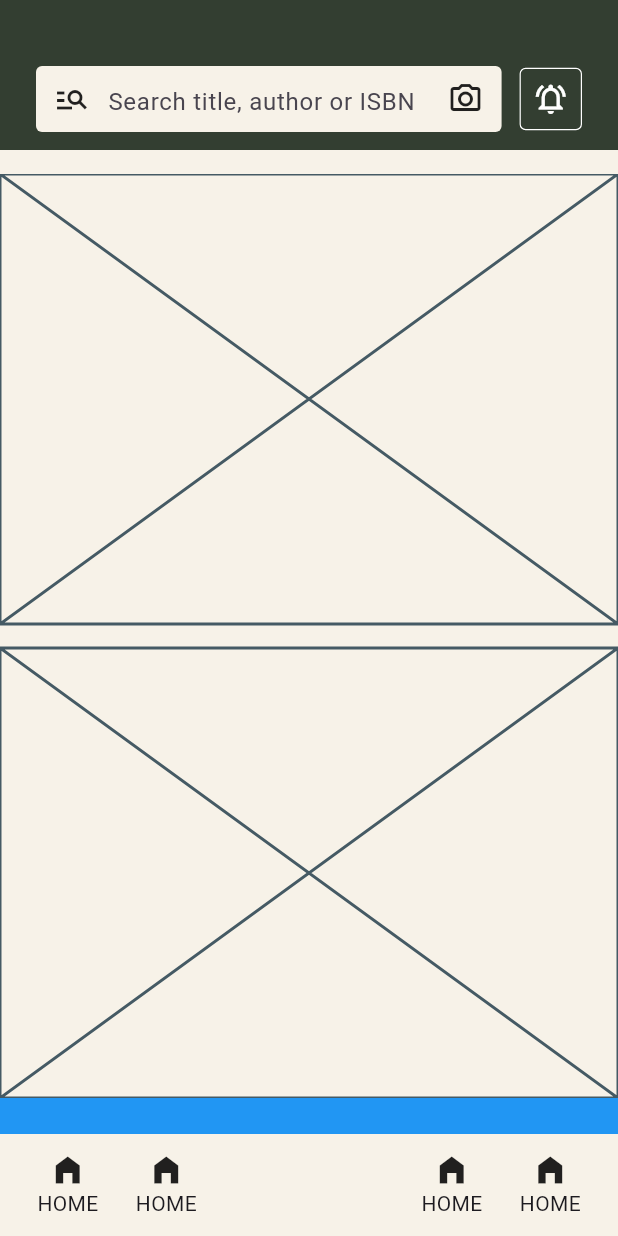
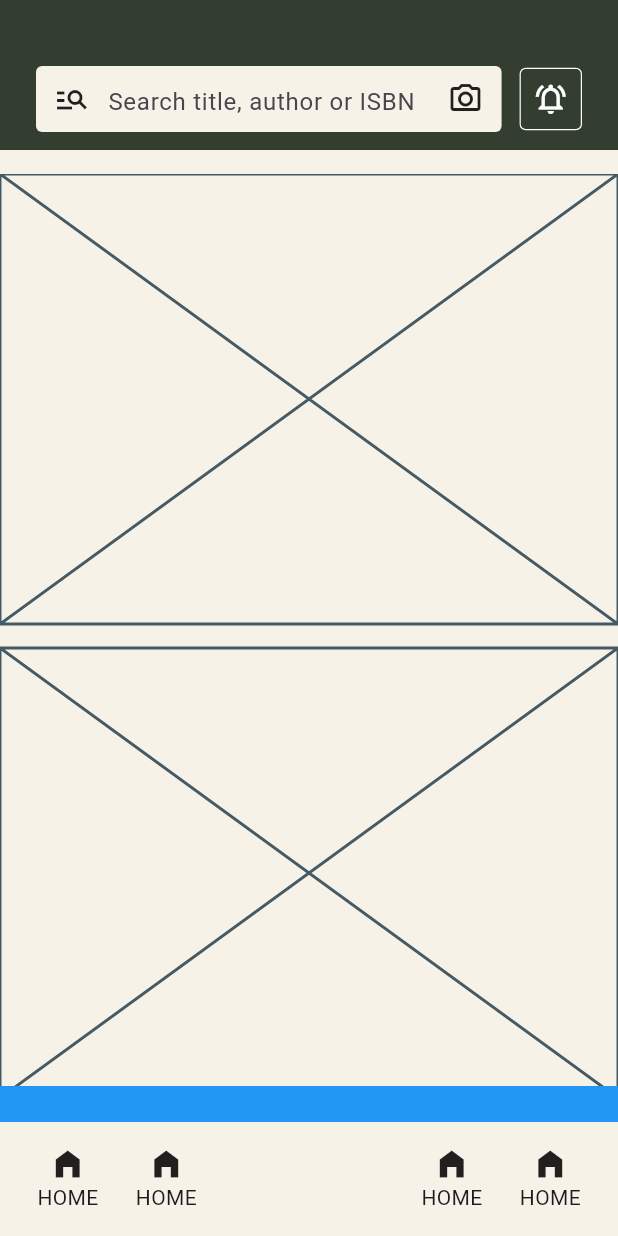
Before and after one commit to JAICHANGPARK/flutter_notebook_chapter_43, a Flutter app: the NewsFeedHomePage screen opened directly, on a phone screen of 412 x 824 dp. Run offline on Flutter 3.47's test engine with Material 3 defaults, Android fonts, the phone set to English and light mode, and no system bars; our stand-ins replace gap, hugeicons.

Commit message:
Update news_feed_home_page.dart

```diff
--- a/lib/ep2163_newsfeed_app/views/news_feed_home_page.dart
+++ b/lib/ep2163_newsfeed_app/views/news_feed_home_page.dart
@@ -124,7 +124,7 @@ class _NewsFeedHomePageState extends State<NewsFeedHomePage> {
               left: 0,
               right: 0,
               child: Container(
-                height: 92,
+                height: 100,
                 color: Colors.blue,
                 child: Stack(
                   children: [
@@ -172,11 +172,24 @@ class _NewsFeedHomePageState extends State<NewsFeedHomePage> {
                                 Text("HOME"),
                               ],
                             ),
-
                           ],
                         ),
                       ),
                     ),
+                    Positioned(
+                      child: Center(
+                        child: Container(
+                          height: 64,
+                          width: 64,
+                          child: Column(
+
+                            children: [
+
+                            ],
+                          ),
+                        ),
+                      ),
+                    )
                   ],
                 ),
               ),
```
